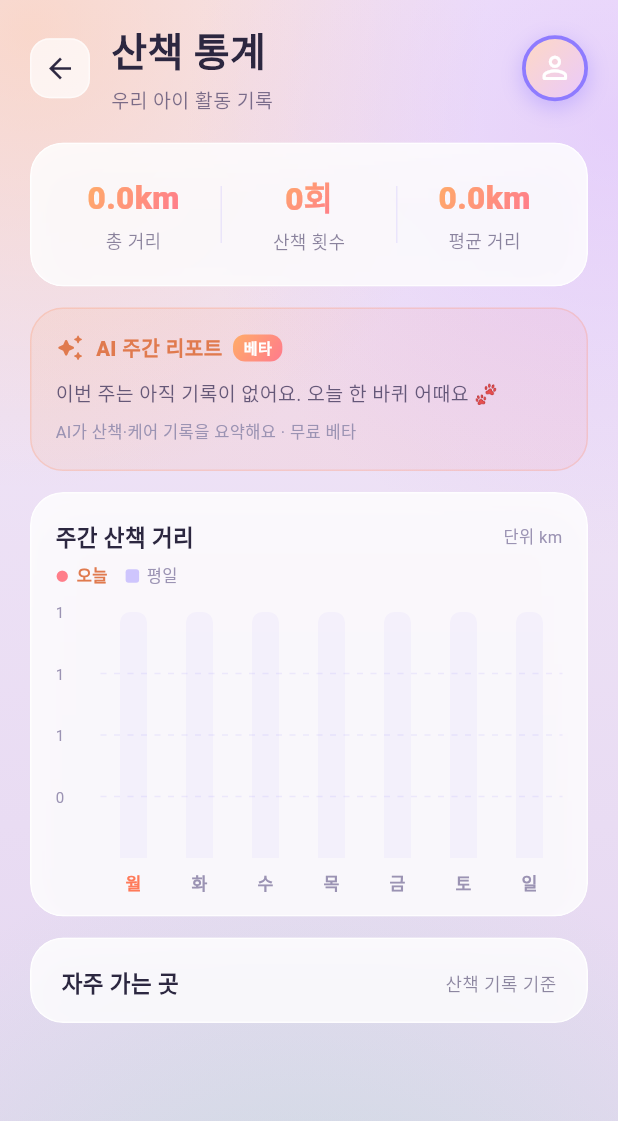
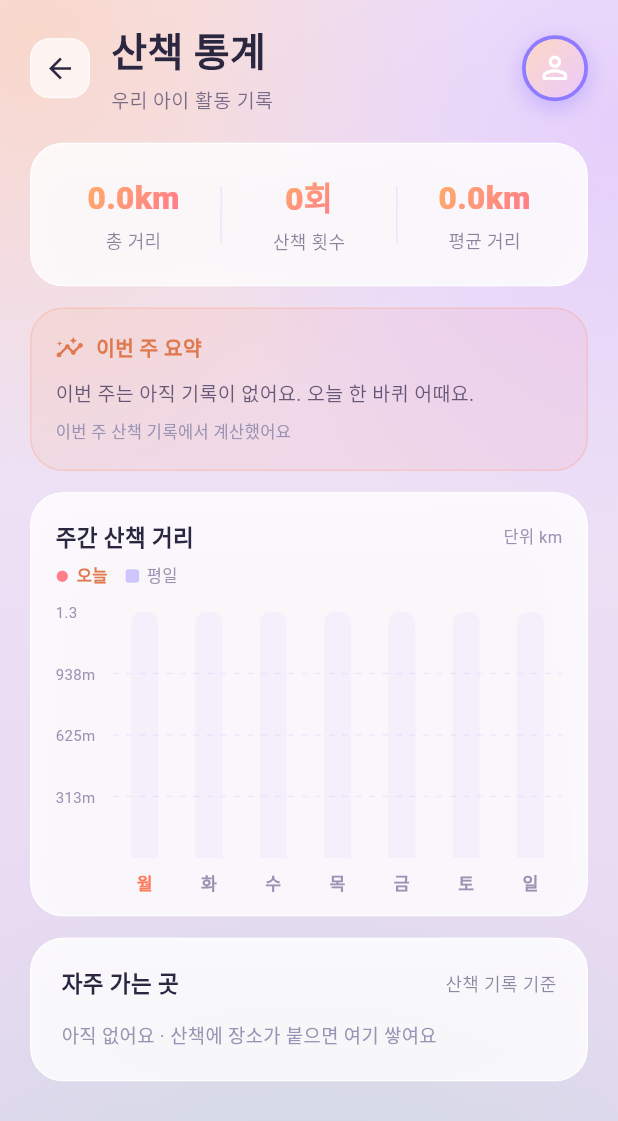
Before and after one commit to sanghyunbang/pawloop, a Flutter app: the InsightScreen screen opened directly, on a phone screen of 412 x 824 dp. Shown: the top 1121 px of the screen. Run offline on Flutter 3.47's test engine with Material 3 defaults, Android fonts, the phone set to English and light mode, and no system bars; drawn by our look-alikes of fl_chart; our stand-ins replace cached_network_image, flutter_secure_storage, flutter_svg, geolocator, go_router, google_fonts and 2 more; missing offline and left inert: flutter_naver_map, flutter_web_auth_2, gal; accounts and stored records are empty; Roboto replaces fonts that are missing (Pretendard).

Commit message:
fix(app): 프로필·통계 — 내부 제공자 이름 대신 사람 말, 중복 메뉴·죽은 북마크 제거, "AI" 라벨 대신 "이번 주 요약", 눈금은 m, 자주 가는 곳 빈 상태 (#332) (#366)
* fix(app): 프로필·통계 — 내부 제공자 이름 대신 사람 말, 중복 메뉴·죽은 북마크 제거, "AI" 라벨 대신 "이번 주 요약", 눈금은 m, 자주 가는 곳 빈 상태 (#332)

"walker · local" 은 providerLabel 로 "카카오로 로그인" 처럼. 편집 진입점은 배너 하나. 북마크 행은 기능이 없어 뺐다.
통계의 문자열 조립 카드는 "이번 주 요약" 이고 베타·AI 표기를 지웠다(진짜 요약은 #359). 세로축은 1km 미만을 m 로.
자주 가는 곳은 비어 있으면 그 말을 한다.

Co-Authored-By: Claude Fable 5.1 <noreply@anthropic.com>

* fix(app): 통계 세로축 — "263m" 이 두 줄로 꺾이던 것을 한 줄로 (#332)

에뮬레이터에서 맨 위 눈금 "263m" 이 reservedSize 30 안에서 "263 / m" 로 꺾였다.
축 폭을 38 로 넓히고 라벨을 한 줄(maxLines 1 · softWrap false)로 못 박는다.

Co-Authored-By: Claude Fable 5.1 <noreply@anthropic.com>

---------

Co-authored-by: Claude Fable 5.1 <noreply@anthropic.com>

```diff
--- a/app/lib/v2/screens/insight_screen.dart
+++ b/app/lib/v2/screens/insight_screen.dart
@@ -9,7 +9,10 @@ import '../widgets/profile_avatar.dart';
 
 /// 산책 통계 (insight) — 이번 주 요약 + 주간 거리 막대그래프 + 자주 가는 곳.
 class InsightScreen extends StatefulWidget {
-  const InsightScreen({super.key});
+  /// 테스트에서 갈아 끼운다. 화면은 평소 기본 피드를 쓴다.
+  final WalkFeed? feed;
+
+  const InsightScreen({super.key, this.feed});
   @override
   State<InsightScreen> createState() => _InsightScreenState();
 }
@@ -49,7 +52,7 @@ class _InsightScreenState extends State<InsightScreen> {
   /// 걸은 요일. 코스 추천은 `Walk` 에 장소 축이 생기는 날 다시 본다.
   String get _weeklyReport {
     if (_walkCount == 0) {
-      return '이번 주는 아직 기록이 없어요. 오늘 한 바퀴 어때요 🐾';
+      return '이번 주는 아직 기록이 없어요. 오늘 한 바퀴 어때요.';
     }
 
     final buffer = StringBuffer(
@@ -65,7 +68,7 @@ class _InsightScreenState extends State<InsightScreen> {
       buffer.write('${kWeekDayLabels[best]}요일에 가장 많이 걸었고, ');
     }
 
-    buffer.write('평균 ${_avgKm.toStringAsFixed(1)}km 예요 🐾');
+    buffer.write('평균 ${_avgKm.toStringAsFixed(1)}km 예요.');
     return buffer.toString();
   }
 
@@ -97,6 +100,7 @@ class _InsightScreenState extends State<InsightScreen> {
 
   @override
   Widget build(BuildContext context) => WalkFeedBuilder(
+        feed: widget.feed,
         builder: (context, data, _) {
           _data = data;
           return _build(context);
@@ -219,7 +223,7 @@ class _InsightScreenState extends State<InsightScreen> {
     );
   }
 
-  // ── AI 주간 리포트 (P1: 무료 베타 — 추후 LLM 연동, 유료 경계 후보) ──
+  // ── 이번 주 요약 — 규칙으로 계산한 문장이다. "AI" 라고 부르지 않는다(#332). 진짜 요약은 #359.
   Widget _aiReportCard() {
     return Container(
       padding: const EdgeInsets.all(16),
@@ -236,33 +240,17 @@ class _InsightScreenState extends State<InsightScreen> {
           Row(
             children: [
               const Icon(
-                Icons.auto_awesome_rounded,
+                Icons.insights_rounded,
                 size: 19,
                 color: Color(0xFFE07A4E),
               ),
               const SizedBox(width: 8),
               const Text(
-                'AI 주간 리포트',
+                '이번 주 요약',
                 style: TextStyle(
                   fontSize: 13.5,
                   fontWeight: FontWeight.w800,
                   color: Color(0xFFE07A4E),
-                ),
-              ),
-              const SizedBox(width: 7),
-              Container(
-                padding: const EdgeInsets.symmetric(horizontal: 7, vertical: 2),
-                decoration: BoxDecoration(
-                  gradient: _warm,
-                  borderRadius: BorderRadius.circular(8),
-                ),
-                child: const Text(
-                  '베타',
-                  style: TextStyle(
-                    fontSize: 10,
-                    fontWeight: FontWeight.w800,
-                    color: Colors.white,
-                  ),
                 ),
               ),
             ],
@@ -278,7 +266,7 @@ class _InsightScreenState extends State<InsightScreen> {
           ),
           const SizedBox(height: 8),
           const Text(
-            'AI가 산책·케어 기록을 요약해요 · 무료 베타',
+            '이번 주 산책 기록에서 계산했어요',
             style: TextStyle(fontSize: 11, color: T.textMuted),
           ),
         ],
@@ -406,14 +394,18 @@ class _InsightScreenState extends State<InsightScreen> {
           leftTitles: AxisTitles(
             sideTitles: SideTitles(
               showTitles: true,
-              reservedSize: 30,
+              // "263m" 이 30px 에서 "263 / m" 두 줄로 꺾였다(에뮬레이터, #332). 한 줄로 못 박는다.
+              reservedSize: 38,
               interval: maxY / 4,
               getTitlesWidget: (value, meta) {
                 if (value <= 0.01) return const SizedBox.shrink();
                 return Padding(
                   padding: const EdgeInsets.only(right: 4),
                   child: Text(
-                    value.toStringAsFixed(0),
+                    axisLabel(value),
+                    maxLines: 1,
+                    softWrap: false,
+                    overflow: TextOverflow.visible,
                     style: const TextStyle(fontSize: 10, color: T.textMuted),
                   ),
                 );
@@ -504,6 +496,15 @@ class _InsightScreenState extends State<InsightScreen> {
             ],
           ),
           const SizedBox(height: 4),
+          // 지금은 늘 비어 있다(`_topPlaces`). 빈 카드로 두면 고장처럼 보인다(#332).
+          if (top.isEmpty)
+            const Padding(
+              padding: EdgeInsets.symmetric(vertical: 10),
+              child: Text(
+                '아직 없어요 · 산책에 장소가 붙으면 여기 쌓여요',
+                style: TextStyle(fontSize: 12.5, color: T.textMuted),
+              ),
+            ),
           for (int i = 0; i < top.length; i++)
             _placeRow(i + 1, top[i].key, top[i].value, i < top.length - 1),
         ],
@@ -583,3 +584,10 @@ class _InsightScreenState extends State<InsightScreen> {
     );
   }
 }
+
+/// 세로축 한 눈금. 1km 미만은 m 로, 그 위는 소수 첫째 자리 — 정수로 반올림하면 0.15km 한 건일
+/// 때 눈금이 "0 0 0 0" 이었다(#332).
+String axisLabel(double km) {
+  if (km < 1) return '${(km * 1000).round()}m';
+  return km.toStringAsFixed(1);
+}
```
Also changed, not shown: app/lib/v2/screens/me_screen.dart (+19 -9 lines), 2 other files.
